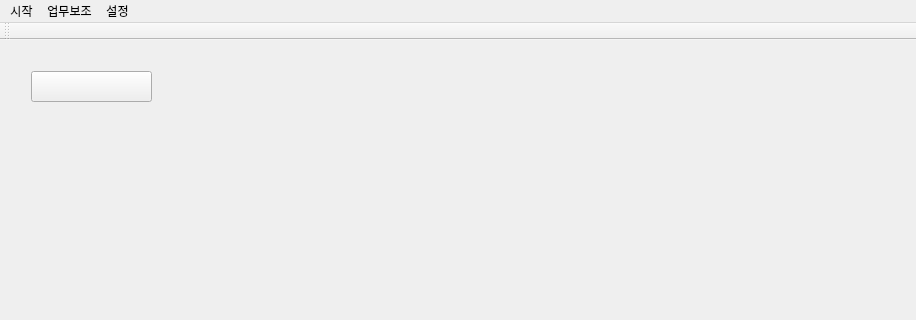
Old version of the form mainwindow.ui in the repository kimbakcho/FABWI; both pictures show x 0 to 916 and y 0 to 320 of the 916 by 490 pixel window.
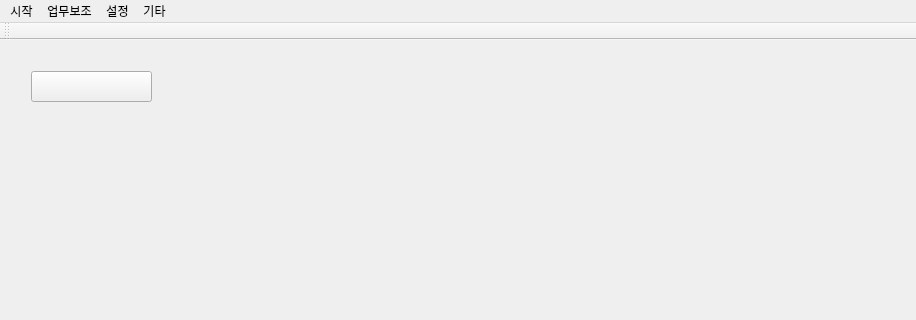
New version of the form. Icons and pictures are not drawn.

Commit message: 버전 표시

```diff
--- a/mainwindow.ui
+++ b/mainwindow.ui
@@ -92,9 +92,16 @@
     </property>
     <addaction name="action_server_setting"/>
    </widget>
+   <widget class="QMenu" name="menu_4">
+    <property name="title">
+     <string>기타</string>
+    </property>
+    <addaction name="actionV_1_1"/>
+   </widget>
    <addaction name="menu"/>
    <addaction name="menu_2"/>
    <addaction name="menu_3"/>
+   <addaction name="menu_4"/>
   </widget>
   <widget class="QToolBar" name="mainToolBar">
    <attribute name="toolBarArea">
```
Left out of the diff: 5 changed lines with no effect on the pictures.
